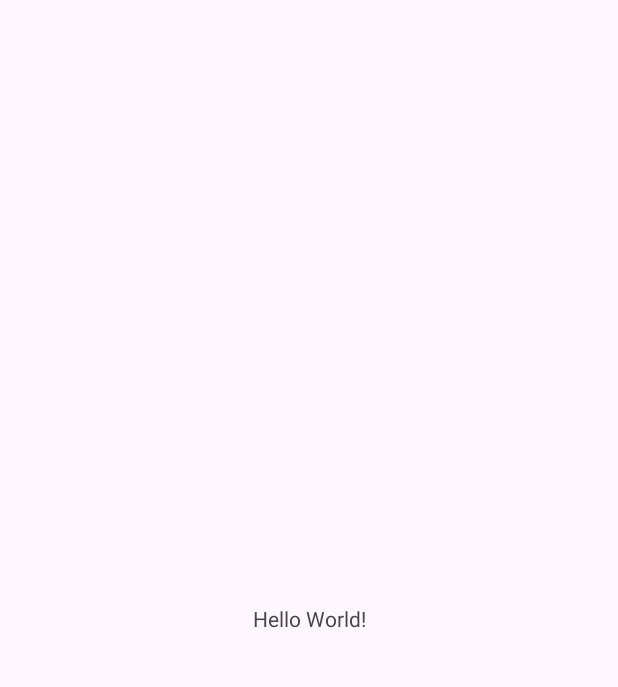
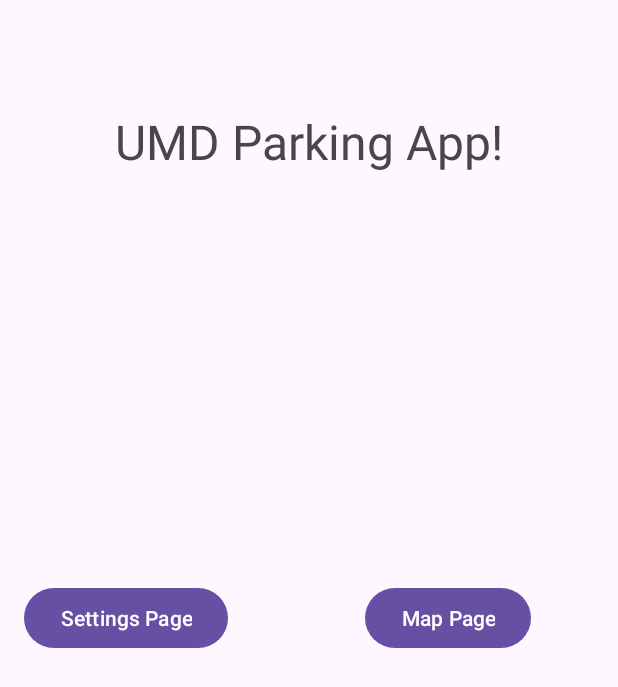
Before and after one commit to KrabbyPattyson/UMDParkingApp, an Android app: the screen it shows after launch (MainActivity), on a phone screen of 412 x 824 dp. Before the commit the part shown is almost empty. Shown: the top 687 px of the screen. Run offline under Robolectric (Android 15) with nearby library versions, the phone set to English and light mode, and no system bars.

Commit message:
-John added buttons to activity_main.xml and some functions in main activity which will eventually switch the screens(views)

```diff
--- a/app/src/main/java/com/example/umdparkingapp/MainActivity.kt
+++ b/app/src/main/java/com/example/umdparkingapp/MainActivity.kt
@@ -2,10 +2,21 @@
 
 import androidx.appcompat.app.AppCompatActivity
 import android.os.Bundle
+import android.content.Intent
+import android.view.View
+import android.widget.Button
 
+private lateinit var buttonMap: Button
+private lateinit var buttonSettings: Button
 class MainActivity : AppCompatActivity() {
     override fun onCreate(savedInstanceState: Bundle?) {
         super.onCreate(savedInstanceState)
         setContentView(R.layout.activity_main)
     }
+    fun onMapClick(v:View){
+
+    }
+    fun onSettingsClick(v:View){
+
+    }
 }
--- a/app/src/main/res/layout/activity_main.xml
+++ b/app/src/main/res/layout/activity_main.xml
@@ -9,10 +9,36 @@
     <TextView
         android:layout_width="wrap_content"
         android:layout_height="wrap_content"
-        android:text="Hello World!"
+        android:text="UMD Parking App!"
+        android:textSize="32sp"
         app:layout_constraintBottom_toBottomOf="parent"
         app:layout_constraintEnd_toEndOf="parent"
         app:layout_constraintStart_toStartOf="parent"
+        app:layout_constraintTop_toTopOf="parent"
+        app:layout_constraintVertical_bias="0.093"
+        />
+
+    <Button
+        android:id="@+id/buttonSettings"
+        android:layout_width="wrap_content"
+        android:layout_height="wrap_content"
+        android:onClick="buttonSettingsCLick"
+        android:text="Settings Page"
+        app:layout_constraintBottom_toBottomOf="parent"
+        app:layout_constraintEnd_toEndOf="parent"
+        app:layout_constraintHorizontal_bias="0.057"
+        app:layout_constraintStart_toStartOf="parent"
         app:layout_constraintTop_toTopOf="parent" />
 
+    <Button
+        android:id="@+id/buttonMap"
+        android:layout_width="wrap_content"
+        android:layout_height="wrap_content"
+        android:onClick="buttonMapCLick"
+        android:text="Map Page"
+        app:layout_constraintBottom_toBottomOf="parent"
+        app:layout_constraintEnd_toEndOf="parent"
+        app:layout_constraintHorizontal_bias="0.808"
+        app:layout_constraintStart_toStartOf="parent"
+        app:layout_constraintTop_toTopOf="parent" />
 </androidx.constraintlayout.widget.ConstraintLayout>
```
